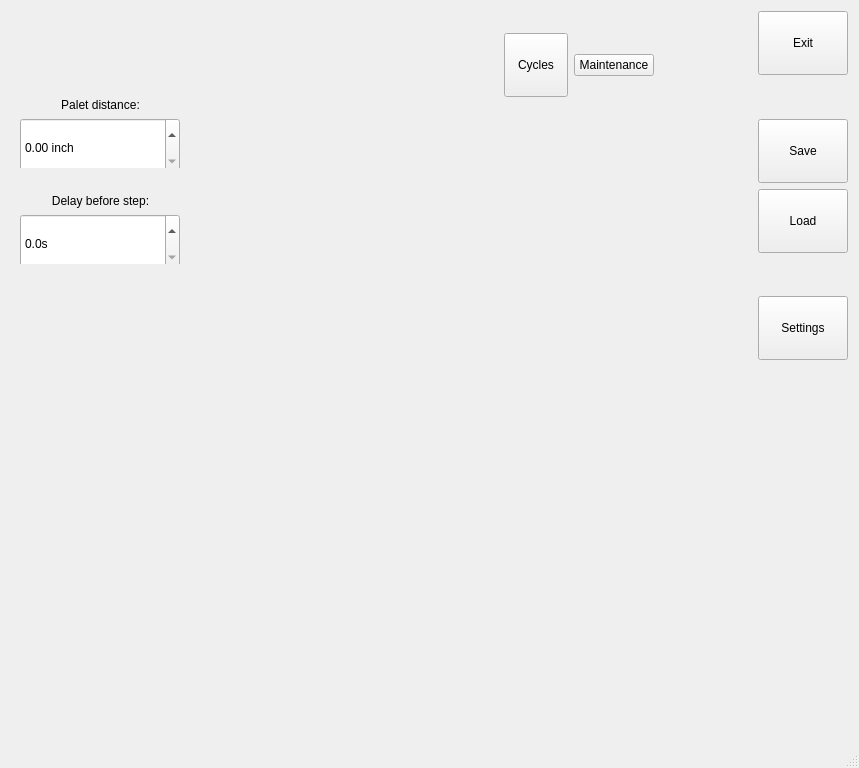
Qt form mainwindow.ui (mishkoLitvin/L_Aries-progect) before a commit.
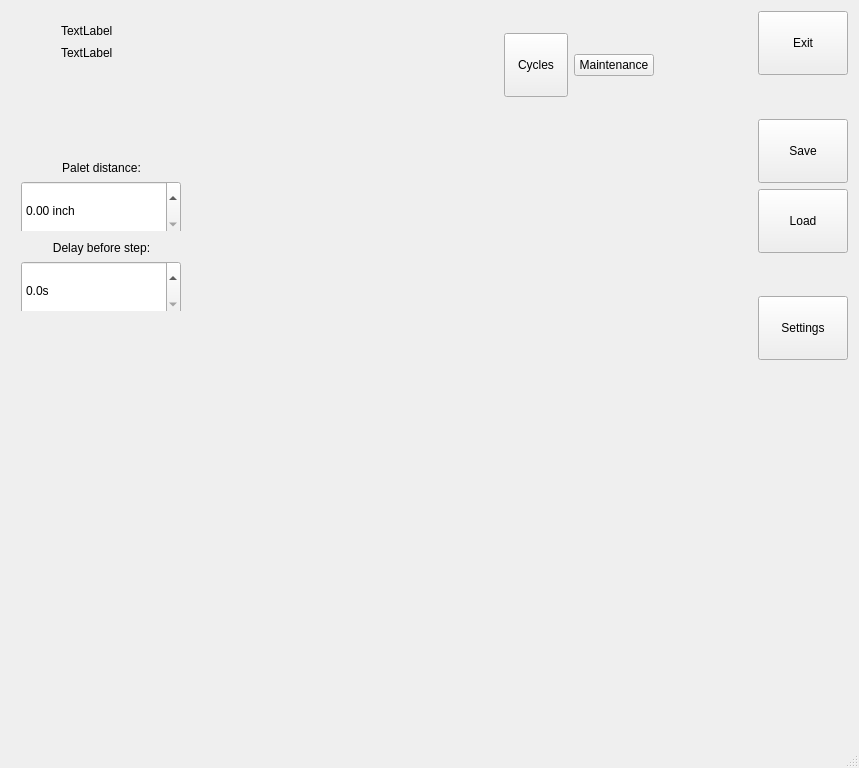
The same form after that commit. Icons and pictures are not drawn.

Commit message: Bug fixing, wachDog corrected, time added. save/load job corrected

Patch:
```diff
--- a/mainwindow.ui
+++ b/mainwindow.ui
@@ -37,8 +37,8 @@
         <widget class="QWidget" name="widgetLiftOffcet" native="true">
          <property name="geometry">
           <rect>
-           <x>9</x>
-           <y>87</y>
+           <x>10</x>
+           <y>150</y>
            <width>161</width>
            <height>70</height>
           </rect>
@@ -126,8 +126,8 @@
         <widget class="QWidget" name="widgetStepDelay" native="true">
          <property name="geometry">
           <rect>
-           <x>9</x>
-           <y>183</y>
+           <x>10</x>
+           <y>230</y>
            <width>161</width>
            <height>70</height>
           </rect>
@@ -249,6 +249,37 @@
           <property name="bottomMargin">
            <number>0</number>
           </property>
+          <item>
+           <layout class="QVBoxLayout" name="verticalLayout_4" stretch="2,1,5">
+            <item>
+             <widget class="QLabel" name="labelTime">
+              <property name="text">
+               <string>TextLabel</string>
+              </property>
+             </widget>
+            </item>
+            <item>
+             <widget class="QLabel" name="labelDate">
+              <property name="text">
+               <string>TextLabel</string>
+              </property>
+             </widget>
+            </item>
+            <item>
+             <spacer name="verticalSpacer_4">
+              <property name="orientation">
+               <enum>Qt::Vertical</enum>
+              </property>
+              <property name="sizeHint" stdset="0">
+               <size>
+                <width>20</width>
+                <height>40</height>
+               </size>
+              </property>
+             </spacer>
+            </item>
+           </layout>
+          </item>
           <item>
            <spacer name="horizontalSpacer_4">
             <property name="orientation">
```
The commit also changes 16 other files.
